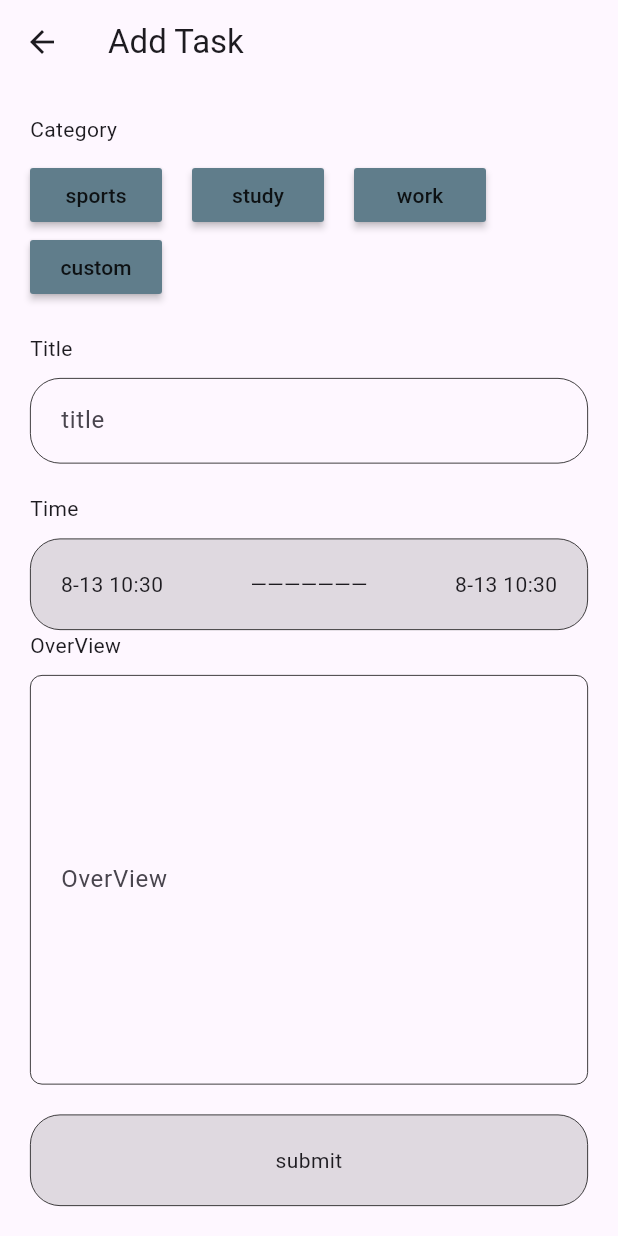
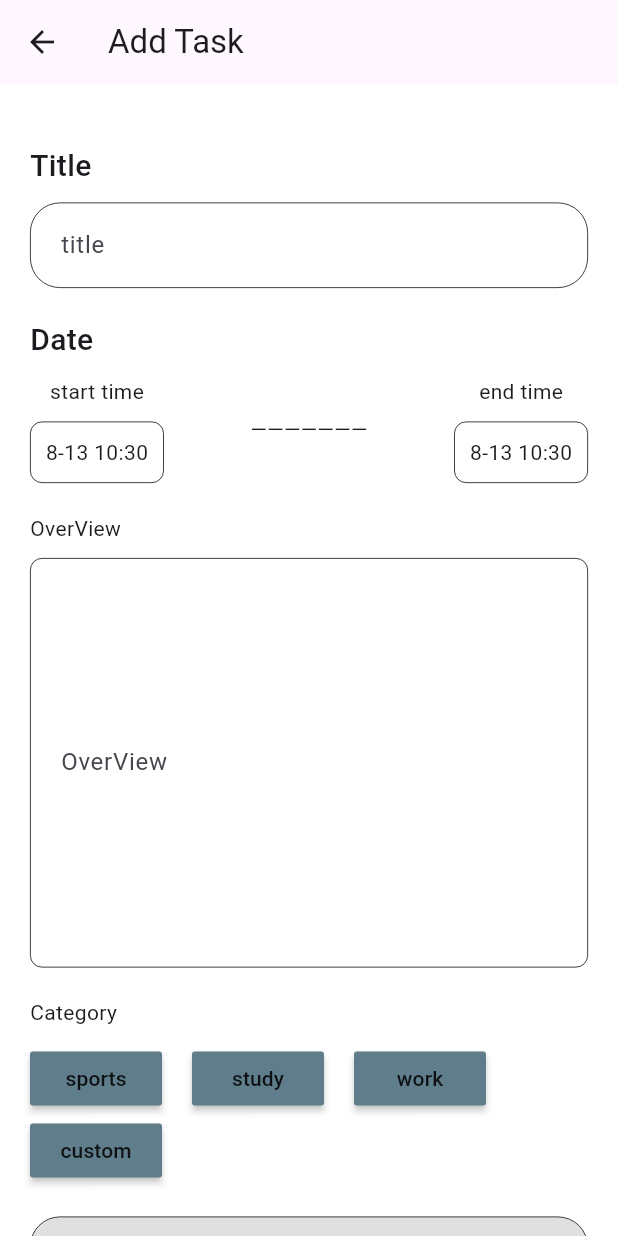
Before and after one commit to pan609/calendar_project, a Flutter app: the AddEventPage screen opened by its route, on a phone screen of 412 x 824 dp. Run offline on Flutter 3.47's test engine with Material 3 defaults, Android fonts, the phone set to English and light mode, and no system bars; our stand-ins replace flutter_svg, get.

Commit message:
【bugfix】uifix

```diff
--- a/lib/calendar/business/controllers/add_event_controller.dart
+++ b/lib/calendar/business/controllers/add_event_controller.dart
@@ -49,7 +49,6 @@ class AddEventController extends GetxController {
     } else {
       endDateTime.value = picked ?? DateTime.now();
     }
-
     selectTime(context, id);
   }
 
--- a/lib/calendar/business/pages/add_event_page.dart
+++ b/lib/calendar/business/pages/add_event_page.dart
@@ -20,6 +20,7 @@ class AddEventPage extends StatelessWidget {
           textAlign: TextAlign.center,
         ),
       ),
+      backgroundColor: Colors.white,
       body: buildBody(context),
     );
   }
@@ -35,25 +36,13 @@ class AddEventPage extends StatelessWidget {
             child: Column(
               crossAxisAlignment: CrossAxisAlignment.start,
               children: [
-                const Text('Category'),
-                const SizedBox(
-                  height: 10,
-                ),
-                GetBuilder<AddEventController>(
-                    id: controller.categoryId,
-                    builder: (_) {
-                      return Wrap(
-                        spacing: 20,
-                        alignment: WrapAlignment.start,
-                        children: buildSelectCategoryWidget(context),
-                      );
-                    }),
                 const SizedBox(
                   height: 20,
                 ),
                 const Text(
                   'Title',
                   textAlign: TextAlign.start,
+                  style: TextStyle(fontSize: 20,fontWeight: FontWeight.w500),
                 ),
                 const SizedBox(
                   height: 10,
@@ -78,37 +67,57 @@ class AddEventPage extends StatelessWidget {
                   height: 20,
                 ),
                 const Text(
-                  'Time',
+                  'Date',
                   textAlign: TextAlign.start,
+                  style: TextStyle(fontSize: 20,fontWeight: FontWeight.w500),
                 ),
                 const SizedBox(
                   height: 10,
                 ),
-                Container(
-                  decoration: BoxDecoration(
-                    color: Colors.black12,
-                    border: Border.all(color: Colors.black, width: 0.5),
-                    borderRadius: BorderRadius.circular((20)),
-                  ),
-                  child: Padding(
-                    padding: EdgeInsets.all(20.0),
-                    child: Row(
-                      mainAxisAlignment: MainAxisAlignment.spaceBetween,
+                Row(
+                  mainAxisAlignment: MainAxisAlignment.spaceBetween,
+                  children: [
+                    Column(
                       children: [
+                        Text('start time'),
+                        SizedBox(height: 10,),
                         GestureDetector(
                             onTap: () {
                               controller.selectDate(context, 1);
                             },
-                            child: Obx(() => Text(controller.startDateTimeText.value))),
-                        const Text('———————'),
+                            child: Obx(() => Container(
+                                padding: const EdgeInsets.all(10),
+                                decoration: BoxDecoration(
+                                  color: Colors.white,
+                                  border: Border.all(color: Colors.black, width: 0.5),
+                                  borderRadius: BorderRadius.circular((8)),
+                                ),
+                                child: Text(controller.startDateTimeText.value)))),
+                      ],
+                    ),
+                    const Text('———————'),
+                    Column(
+                      children: [
+                        Text('end time'),
+                        SizedBox(height: 10,),
                         GestureDetector(
                             onTap: () {
                               controller.selectDate(context, 2);
                             },
-                            child: Obx(() => Text(controller.endDateTimeText.value))),
+                            child: Obx(() => Container(
+                                padding: const EdgeInsets.all(10),
+                                decoration: BoxDecoration(
+                                  color: Colors.white,
+                                  border: Border.all(color: Colors.black, width: 0.5),
+                                  borderRadius: BorderRadius.circular((8)),
+                                ),
+                                child: Text(controller.endDateTimeText.value)))),
                       ],
                     ),
-                  ),
+                  ],
+                ),
+                const SizedBox(
+                  height: 20,
                 ),
                 const Text(
                   'OverView',
@@ -135,6 +144,22 @@ class AddEventPage extends StatelessWidget {
                         textAlign: TextAlign.start),
                   ),
                 ),
+                const SizedBox(
+                  height: 20,
+                ),
+                const Text('Category'),
+                const SizedBox(
+                  height: 10,
+                ),
+                GetBuilder<AddEventController>(
+                    id: controller.categoryId,
+                    builder: (_) {
+                      return Wrap(
+                        spacing: 20,
+                        alignment: WrapAlignment.start,
+                        children: buildSelectCategoryWidget(context),
+                      );
+                    }),
                 const SizedBox(
                   height: 20,
                 ),
```
